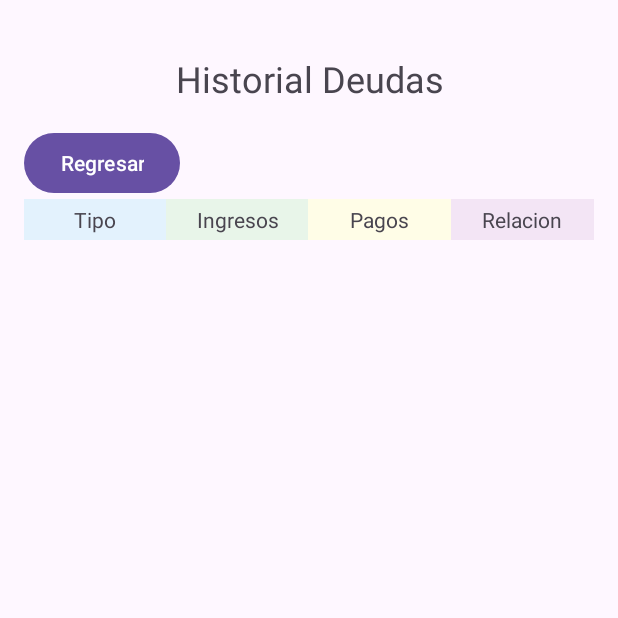
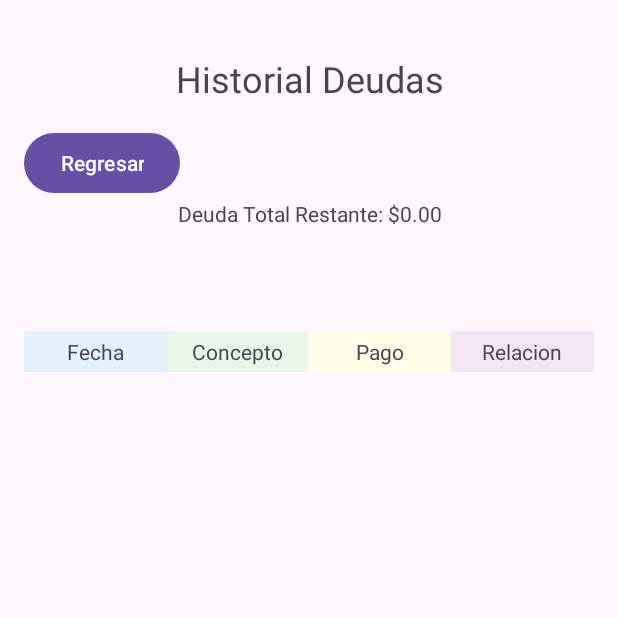
Before and after one commit to InfernusXYZ/appTT, an Android app: the DeudaHistorial screen opened directly, with no data from a screen before it, on a phone screen of 412 x 824 dp, the top half of it. Run offline under Robolectric (Android 15) with nearby library versions, the phone set to English and light mode, and no system bars; our stand-ins replace Firebase (no records; nobody signed in at launch, a user with empty details on screens opened directly).

Commit message:
nuevo sistema de deudas por 5 deudas y historiales actualizados

```diff
--- a/app/src/main/java/com/example/apptt/AhorroAdapter.java
+++ b/app/src/main/java/com/example/apptt/AhorroAdapter.java
@@ -24,6 +24,7 @@ public class AhorroAdapter extends RecyclerView.Adapter<AhorroAdapter.AhorroView
         @Override
         public void onBindViewHolder(@NonNull AhorroViewHolder holder, int position){
             Ahorro ahorro = ahorroList.get(position);
+            holder.tvFecha.setText(ahorro.getFecha());
             holder.tvIngresomensual.setText("$"+String.valueOf(ahorro.getIngresoMensual()));
             holder.tvAhorromensual.setText("$"+String.valueOf(ahorro.getAhorroMensual()));
             holder.tvTasaAhorro.setText(String.format("%.2f",ahorro.getTasaAhorro())+"%");
@@ -35,10 +36,11 @@ public class AhorroAdapter extends RecyclerView.Adapter<AhorroAdapter.AhorroView
         }
 
         public static class AhorroViewHolder extends RecyclerView.ViewHolder{
-            TextView tvIngresomensual, tvAhorromensual, tvTasaAhorro;
+            TextView tvIngresomensual, tvAhorromensual, tvTasaAhorro,tvFecha;
 
             public AhorroViewHolder(@NonNull View itemView){
                 super(itemView);
+                tvFecha = itemView.findViewById(R.id.tvFecha);
                 tvIngresomensual = itemView.findViewById(R.id.tvIngresoMensual);
                 tvAhorromensual = itemView.findViewById(R.id.tvAhorroMensual);
                 tvTasaAhorro = itemView.findViewById(R.id.tvTasaAhorro);
--- a/app/src/main/java/com/example/apptt/DeudaAdapter.java
+++ b/app/src/main/java/com/example/apptt/DeudaAdapter.java
@@ -24,7 +24,7 @@ public class DeudaAdapter extends RecyclerView.Adapter<DeudaAdapter.DeudaViewHol
     @Override
     public void onBindViewHolder(@NonNull DeudaViewHolder holder, int position){
         Deuda deuda = deudaList.get(position);
-        holder.tvIngresomensual.setText("$"+String.valueOf(deuda.getIngresoMensual()));
+        holder.tvIngresomensual.setText(deuda.getFecha());
         holder.tvPagomensual.setText("$"+String.valueOf(deuda.getPagoMensual()));
         holder.tvTasaenedeudamiento.setText(String.format("%.2f",deuda.getRelaciondeendeudamiento())+"%");
         holder.tvTipo.setText(deuda.getTipoDeuda());
--- a/app/src/main/java/com/example/apptt/DeudaHistorial.java
+++ b/app/src/main/java/com/example/apptt/DeudaHistorial.java
@@ -5,6 +5,7 @@ import android.os.Bundle;
 import android.util.Log;
 import android.view.View;
 import android.widget.Button;
+import android.widget.TextView;
 import android.widget.Toast;
 
 import androidx.activity.EdgeToEdge;
@@ -17,6 +18,7 @@ import androidx.recyclerview.widget.LinearLayoutManager;
 import androidx.recyclerview.widget.RecyclerView;
 
 import com.google.firebase.auth.FirebaseAuth;
+import com.google.firebase.auth.FirebaseUser;
 import com.google.firebase.database.DataSnapshot;
 import com.google.firebase.database.DatabaseError;
 import com.google.firebase.database.DatabaseReference;
@@ -33,8 +35,11 @@ public class DeudaHistorial extends AppCompatActivity {
     private List<Deuda> deudaList;
     private Button btnReg;
 
-    private DatabaseReference mDatabase;
+    private DatabaseReference mDatabase,mdeudas,mpagos;
     private FirebaseAuth mAuth;
+    private TextView tvdeuda1,tvdeuda2,tvdeuda3,tvdeuda4,tvdeuda5,tvtotal;
+    private double totalPagos = 0.0;
+    private double totalDeudas = 0.0;
 
     @Override
     protected void onCreate(Bundle savedInstanceState) {
@@ -44,12 +49,20 @@ public class DeudaHistorial extends AppCompatActivity {
         mAuth = FirebaseAuth.getInstance();
         mDatabase = FirebaseDatabase.getInstance().getReference("Deudas").child(mAuth.getCurrentUser().getUid());
 
+        tvtotal = findViewById(R.id.tvdeudatotal);
+        tvdeuda1 = findViewById(R.id.tvdeuda1);
+        tvdeuda2 = findViewById(R.id.tvdeuda2);
+        tvdeuda3 = findViewById(R.id.tvdeuda3);
+        tvdeuda4 = findViewById(R.id.tvdeuda4);
+        tvdeuda5 = findViewById(R.id.tvdeuda5);
         recyclerViewHistorialD = findViewById(R.id.HistorialDeuda);
         recyclerViewHistorialD.setLayoutManager(new LinearLayoutManager(this));
         deudaList = new ArrayList<>();
         deudaAdapter = new DeudaAdapter(deudaList);
         recyclerViewHistorialD.setAdapter(deudaAdapter);
 
+        cargarDatosFirebase();
+        cargarHistorial();
         cargarAhorrosdesdeFirebase();
 
         btnReg = findViewById(R.id.btnregresarD);
@@ -86,4 +99,166 @@ public class DeudaHistorial extends AppCompatActivity {
             }
         });
     }
+
+    private void cargarHistorial(){
+        FirebaseUser user = FirebaseAuth.getInstance().getCurrentUser();
+        if (user == null) {
+            Toast.makeText(this, "Usuario no autenticado.", Toast.LENGTH_SHORT).show();
+            return;
+        }
+
+        String userId = user.getUid();
+
+        // Referencia a la base de datos de "Debes"
+        DatabaseReference debesRef = FirebaseDatabase.getInstance()
+                .getReference("Debes")
+                .child(userId);
+
+        // Leer los conceptos de "Debes"
+        debesRef.addListenerForSingleValueEvent(new ValueEventListener() {
+            @Override
+            public void onDataChange(@NonNull DataSnapshot debesSnapshot) {
+                List<String> conceptos = new ArrayList<>();
+                List<Double> montosOriginales = new ArrayList<>();
+                List<String> keys = new ArrayList<>();
+
+                for (DataSnapshot conceptoSnapshot : debesSnapshot.getChildren()) {
+                    String concepto = conceptoSnapshot.child("Concepto").getValue(String.class);
+                    Double monto = conceptoSnapshot.child("monto").getValue(Double.class);
+
+                    if (concepto != null && monto != null) {
+                        conceptos.add(concepto);
+                        montosOriginales.add(monto);
+                        keys.add(conceptoSnapshot.getKey());
+                    }
+
+                    // Limitar a los 5 primeros conceptos
+                    if (conceptos.size() == 5) break;
+                }
+
+                if (conceptos.isEmpty()) {
+                    Toast.makeText(DeudaHistorial.this, "No tienes conceptos en 'Debes'.", Toast.LENGTH_SHORT).show();
+                    return;
+                }
+
+                // Ahora obtenemos los pagos de "Deudas" para calcular el monto restante
+                DatabaseReference deudasRef = FirebaseDatabase.getInstance()
+                        .getReference("Deudas")
+                        .child(userId);
+
+                deudasRef.addListenerForSingleValueEvent(new ValueEventListener() {
+                    @Override
+                    public void onDataChange(@NonNull DataSnapshot deudasSnapshot) {
+                        // Calcular el monto restante para cada concepto
+                        List<Double> montosRestantes = new ArrayList<>();
+
+                        for (int i = 0; i < conceptos.size(); i++) {
+                            String concepto = conceptos.get(i);
+                            double montoOriginal = montosOriginales.get(i);
+                            double sumaPagos = 0;
+
+                            for (DataSnapshot deudaSnapshot : deudasSnapshot.getChildren()) {
+                                String tipoDeuda = deudaSnapshot.child("TipoDeuda").getValue(String.class);
+                                Double pagoMensual = deudaSnapshot.child("PagoMensual").getValue(Double.class);
+
+                                if (tipoDeuda != null && tipoDeuda.equals(concepto)) {
+                                    sumaPagos += (pagoMensual != null) ? pagoMensual : 0;
+                                }
+                            }
+
+                            // Monto restante = monto original - suma de pagos
+                            montosRestantes.add(montoOriginal - sumaPagos);
+                        }
+
+                        // Asignar los valores a los TextView correspondientes
+                        actualizarTextViews(conceptos, montosRestantes);
+                    }
+
+                    @Override
+                    public void onCancelled(@NonNull DatabaseError error) {
+                        Toast.makeText(DeudaHistorial.this, "Error al cargar deudas.", Toast.LENGTH_SHORT).show();
+                    }
+                });
+            }
+
+            @Override
+            public void onCancelled(@NonNull DatabaseError error) {
+                Toast.makeText(DeudaHistorial.this, "Error al cargar conceptos de 'Debes'.", Toast.LENGTH_SHORT).show();
+            }
+        });
+    }
+
+    private void actualizarTextViews(List<String> conceptos, List<Double> montosRestantes) {
+        // TextViews para mostrar los conceptos
+        TextView[] Deudas = {tvdeuda1, tvdeuda2, tvdeuda3, tvdeuda4, tvdeuda5};
+
+        for (int i = 0; i < Deudas.length; i++) {
+            if (i < conceptos.size()) {
+                Deudas[i].setText(conceptos.get(i)+"\n"+String.format("$%.2f",montosRestantes.get(i)));
+            } else {
+                Deudas[i].setText(""); // Dejar vacío si no hay suficientes conceptos
+            }
+        }
+    }
+
+    private void cargarDatosFirebase() {
+        FirebaseUser user = FirebaseAuth.getInstance().getCurrentUser();
+        if (user == null) return;
+
+        String userId = user.getUid();
+
+        // Referencias a las tablas en Firebase
+        mdeudas = FirebaseDatabase.getInstance().getReference("Debes").child(userId);
+        mpagos = FirebaseDatabase.getInstance().getReference("Deudas").child(userId);
+
+        // Escuchar la tabla de Deudas
+        mdeudas.addValueEventListener(new ValueEventListener() {
+            @Override
+            public void onDataChange(@NonNull DataSnapshot snapshot) {
+                totalDeudas = 0.0;
+
+                for (DataSnapshot deudaSnapshot : snapshot.getChildren()) {
+                    Double monto = deudaSnapshot.child("monto").getValue(Double.class);
+                    if (monto != null) {
+                        totalDeudas += monto;
+                    }
+                }
+
+                calcularDeudaTotal();
+            }
+
+            @Override
+            public void onCancelled(@NonNull DatabaseError error) {
+                Toast.makeText(getApplicationContext(), "Error al cargar las deudas", Toast.LENGTH_SHORT).show();
+            }
+        });
+
+        // Escuchar la tabla de Pagos
+        mpagos.addValueEventListener(new ValueEventListener() {
+            @Override
+            public void onDataChange(@NonNull DataSnapshot snapshot) {
+                totalPagos = 0.0;
+
+                for (DataSnapshot pagoSnapshot : snapshot.getChildren()) {
+                    Double monto = pagoSnapshot.child("PagoMensual").getValue(Double.class);
+                    if (monto != null) {
+                        totalPagos += monto;
+                    }
+                }
+
+                calcularDeudaTotal();
+            }
+
+            @Override
+            public void onCancelled(@NonNull DatabaseError error) {
+                Toast.makeText(getApplicationContext(), "Error al cargar los pagos", Toast.LENGTH_SHORT).show();
+            }
+        });
+    }
+    private void calcularDeudaTotal() {
+        double deudaRestante = totalDeudas - totalPagos;
+
+        // Actualizar el TextView con la deuda restante
+        tvtotal.setText(String.format("Deuda Total Restante: $%.2f", deudaRestante));
+    }
 }
--- a/app/src/main/res/layout/activity_deuda_historial.xml
+++ b/app/src/main/res/layout/activity_deuda_historial.xml
@@ -27,6 +27,57 @@
             android:layout_height="wrap_content"
             android:text="Regresar"
             />
+        <LinearLayout
+            android:layout_width="match_parent"
+            android:layout_height="wrap_content"
+            android:layout_marginBottom="10dp">
+            <TextView
+                android:id="@+id/tvdeudatotal"
+                android:layout_width="match_parent"
+                android:layout_height="wrap_content"
+                android:gravity="center"/>
+        </LinearLayout>
+        <LinearLayout
+            android:layout_width="match_parent"
+            android:layout_height="wrap_content">
+            <TextView
+                android:id="@+id/tvdeuda1"
+                android:layout_width="0dp"
+                android:layout_height="wrap_content"
+                android:layout_weight="1"
+                android:gravity="center"
+                />
+            <TextView
+                android:id="@+id/tvdeuda2"
+                android:layout_width="0dp"
+                android:layout_height="wrap_content"
+                android:layout_weight="1"
+                android:gravity="center"/>
+            <TextView
+                android:id="@+id/tvdeuda3"
+                android:layout_width="0dp"
+                android:layout_height="wrap_content"
+                android:layout_weight="1"
+                android:gravity="center"/>
+        </LinearLayout>
+        <LinearLayout
+            android:layout_width="match_parent"
+            android:layout_height="wrap_content"
+            android:layout_marginBottom="20dp"
+            android:gravity="center">
+            <TextView
+                android:id="@+id/tvdeuda4"
+                android:layout_width="0dp"
+                android:layout_height="wrap_content"
+                android:layout_weight="1"
+                android:gravity="center"/>
+            <TextView
+                android:id="@+id/tvdeuda5"
+                android:layout_width="0dp"
+                android:layout_height="wrap_content"
+                android:layout_weight="1"/>
+        </LinearLayout>
+
         <include
             android:id="@+id/tablaheader"
             layout="@layout/header_deuda"
--- a/app/src/main/res/layout/header_deuda.xml
+++ b/app/src/main/res/layout/header_deuda.xml
@@ -10,7 +10,7 @@
             android:layout_height="wrap_content"
             android:layout_weight="1"
             android:background="@color/columna1"
-            android:text="Tipo"
+            android:text="Fecha"
             android:gravity="center"
             android:padding="4dp"
             />
@@ -19,7 +19,7 @@
             android:layout_width="0dp"
             android:layout_height="wrap_content"
             android:layout_weight="1"
-            android:text="Ingresos"
+            android:text="Concepto"
             android:background="@color/columna2"
             android:gravity="center"
             android:padding="4dp"
@@ -29,7 +29,7 @@
             android:layout_width="0dp"
             android:layout_height="wrap_content"
             android:layout_weight="1"
-            android:text="Pagos"
+            android:text="Pago"
             android:background="@color/columna3"
             android:gravity="center"
             android:padding="4dp"
--- a/app/src/main/res/layout/item_deuda.xml
+++ b/app/src/main/res/layout/item_deuda.xml
@@ -6,7 +6,7 @@
     android:background="@drawable/row_background"
     >
     <TextView
-        android:id="@+id/tvTipo"
+        android:id="@+id/tvIngresos"
         android:layout_width="0dp"
         android:layout_height="wrap_content"
         android:layout_weight="1"
@@ -18,13 +18,13 @@
         android:background="@color/columna1"
         />
     <TextView
-        android:id="@+id/tvIngresos"
+        android:id="@+id/tvTipo"
         android:layout_width="0dp"
         android:layout_height="wrap_content"
         android:layout_weight="1"
         android:text="Ingresos"
         android:gravity="center"
-        android:textSize="12sp"
+        android:textSize="10sp"
         android:padding="8dp"
         android:background="@color/columna2"
         />
```
Also changed, not shown: app/src/main/java/com/example/apptt/EndeudamientoActivity.java (+51 -7 lines), app/src/main/java/com/example/apptt/insertpagos.java (added, +271 -0 lines), app/src/main/res/layout/activity_endeudamiento.xml (+24 -9 lines), app/src/main/res/layout/activity_insertpagos.xml (added, +91 -0 lines), app/src/main/res/layout/header_ahorro.xml (+12 -3 lines), app/src/main/res/layout/item_ahorro.xml (+13 -3 lines).
